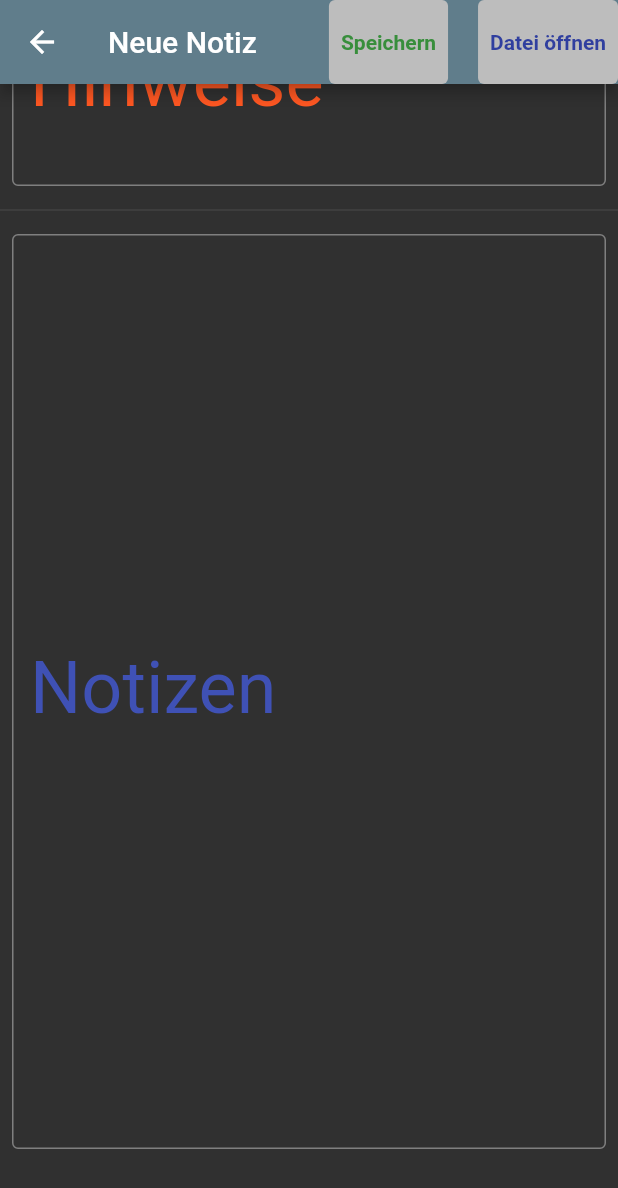
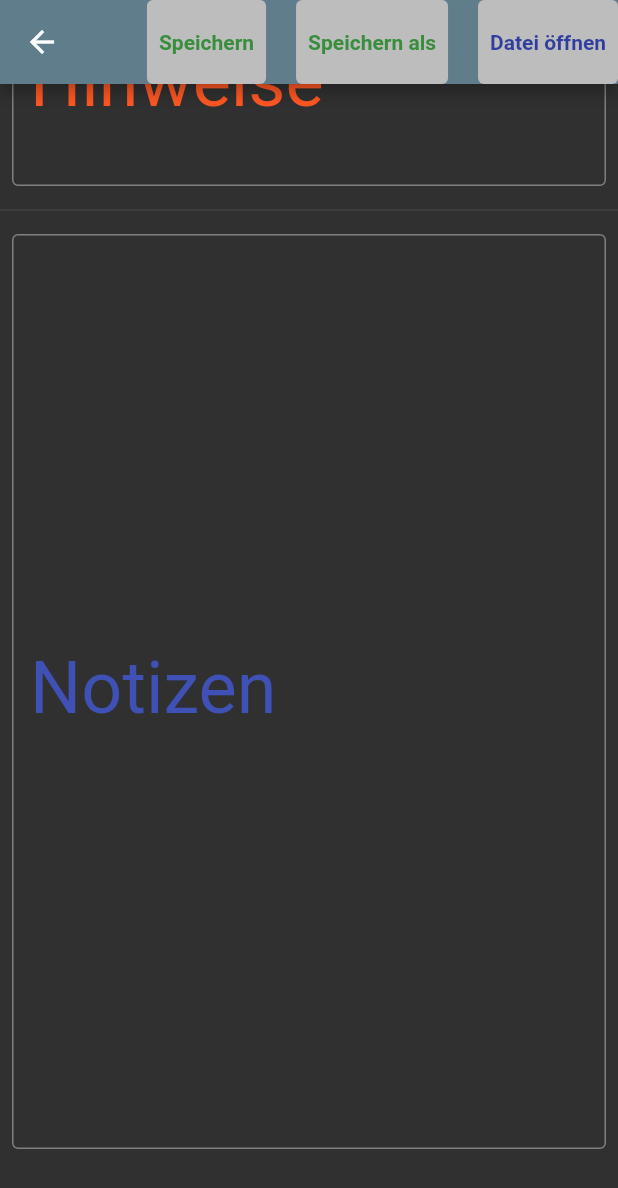
Before and after one commit to trioxx-code/study_overview_helper, a Flutter app: the AddEditNotePage screen opened directly, scrolled down 384 dp, after a tap on "Speichern", on a phone screen of 412 x 824 dp. Shown: the top 1188 px of the screen. Run offline on Flutter 3.47's test engine with Material 2 defaults, Android fonts, the light colour scheme and no system bars; our stand-ins replace file_picker, hive_flutter, shared_preferences; missing offline and left inert: filesystem_picker; accounts and stored records are empty.

Commit message:
Adding new module

```diff
--- a/lib/Pages/AddEditNotePage.dart
+++ b/lib/Pages/AddEditNotePage.dart
@@ -58,7 +58,7 @@ class _AddEditNotePageState extends State<AddEditNotePage> {
     }
     getApplicationDocumentsDirectory().then((Directory directory) {
       dir = directory;
-      file = new File(path + "/" + fileName);
+      file = new File(path + "\\" + fileName);
       fileExists = file.existsSync();
       if (fileExists)
         this.setState(() => fileContent = json.decode(file.readAsStringSync()));
@@ -72,6 +72,22 @@ class _AddEditNotePageState extends State<AddEditNotePage> {
         title: Text("Neue Notiz"),
         actions: [
           TextButton(
+            onPressed: () {
+              store();
+            },
+            style: ButtonStyle(
+              backgroundColor: MaterialStateProperty.all(Colors.grey.shade400),
+            ),
+            child: Text(
+              "Speichern",
+              style: TextStyle(
+                color: Colors.green.shade700,
+                fontWeight: FontWeight.bold,
+              ),
+            ),
+          ),
+          SizedBox(width: 20,),
+          TextButton(
             onPressed: () async {
               await save();
             },
@@ -79,7 +95,7 @@ class _AddEditNotePageState extends State<AddEditNotePage> {
               backgroundColor: MaterialStateProperty.all(Colors.grey.shade400),
             ),
             child: Text(
-              "Speichern",
+              "Speichern als",
               style: TextStyle(
                 color: Colors.green.shade700,
                 fontWeight: FontWeight.bold,
@@ -321,6 +337,7 @@ class _AddEditNotePageState extends State<AddEditNotePage> {
     setState(() {});
   }
 
+  //TODO: Austauschen durch normalen pfad picker und dann datei beschreiben.
   Future save() async {
     Directory rootPath = dir;
     path = (await FilesystemPicker.open(
@@ -332,6 +349,10 @@ class _AddEditNotePageState extends State<AddEditNotePage> {
       folderIconColor: Colors.teal,
     ))!;
     print(path);
+    store();
+  }
+
+  void store() {
     writeToFile({
       Constants.JSON_SEMESTER: "${_semesterController.text}",
       Constants.JSON_CLASS: _class,
@@ -357,7 +378,7 @@ class _AddEditNotePageState extends State<AddEditNotePage> {
     print("Writing to file!");
     if (fileExists &&
         file.absolute ==
-            path + "/" + fileName + Constants.DEFAULT_FILE_SUFFIX) {
+            path + "\\" + fileName + Constants.DEFAULT_FILE_SUFFIX) {
       print("File exists");
       Map<String, dynamic> jsonFileContent =
           json.decode(file.readAsStringSync());
--- a/pubspec.yaml
+++ b/pubspec.yaml
@@ -28,6 +28,8 @@ dependencies:
   permission_handler: ^8.1.4+2
   shared_preferences: ^2.0.7
   file_picker: ^4.0.1
+  hive: ^2.0.4
+  hive_flutter: ^1.1.0
 
   # The following adds the Cupertino Icons font to your application.
   # Use with the CupertinoIcons class for iOS style icons.
@@ -36,6 +38,9 @@ dependencies:
 dev_dependencies:
   flutter_test:
     sdk: flutter
+  hive_generator: ^1.1.1
+  build_runner: ^2.1.2
+
 
 # For information on the generic Dart part of this file, see the
 # following page: https://dart.dev/tools/pub/pubspec
```
Also changed, not shown: lib/Database/DatabaseHelper.dart (added, +10 -0 lines), lib/Pages/Learning/LearningPage.dart (added, +24 -0 lines), lib/main.dart (+13 -0 lines), pubspec.lock.
